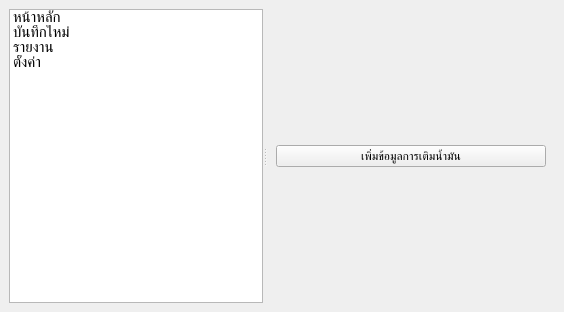
The window that src/views/main_window.ui (xXFirst555Xx/FuelTracker) describes before a commit, drawn with Qt 5.
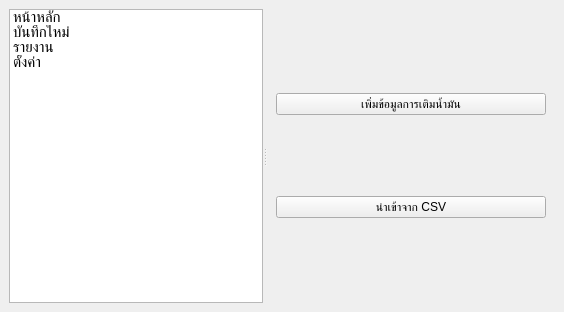
The same window after the commit. The open tabs and pages were chosen to show the change. Icons and pictures are not drawn.

Commit message: Add CSV importer and GUI wizard

Diff of the .ui file:
```diff
--- a/src/views/main_window.ui
+++ b/src/views/main_window.ui
@@ -127,6 +127,18 @@
            </property>
           </widget>
          </item>
+        <item>
+         <widget class="QPushButton" name="importCSVButton">
+          <property name="text">
+           <string>นำเข้าจาก CSV</string>
+          </property>
+          <property name="icon">
+           <iconset>
+            <normaloff>icons:plus-square.svg</normaloff>
+           </iconset>
+          </property>
+         </widget>
+        </item>
         </layout>
        </widget>
        <widget class="QWidget" name="reportsPage">
```
Lines whose indentation alone changed are shown as unchanged. The commit also changes 6 other files.
